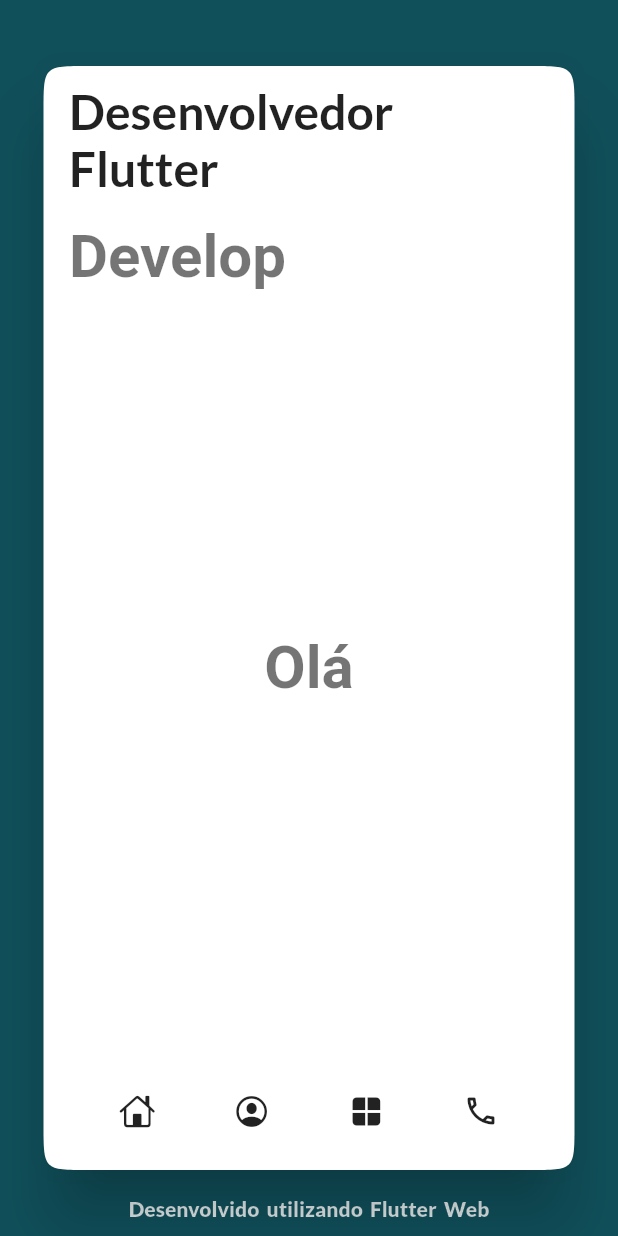
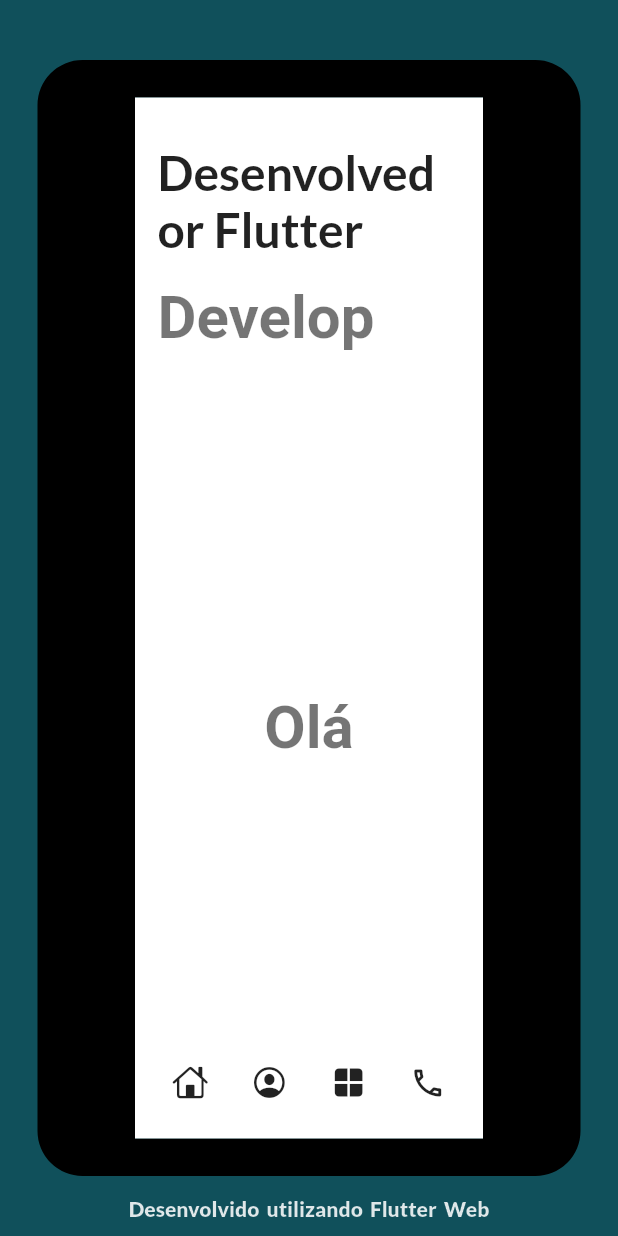
Before and after one commit to Franciscof11/Portfolio_Flutter_Web, a Flutter app: the screen it shows after launch, on a phone screen of 412 x 824 dp. Run offline on Flutter 3.47's test engine with Material 2 defaults, Android fonts, the phone set to English and light mode, and no system bars; drawn by our look-alikes of animated_text_kit, shimmer; our stand-ins replace font_awesome_flutter, google_fonts, lottie; missing offline and left inert: container_tab_indicator, vs_scrollbar.

Commit message:
feat: :sparkles: Device frame on home container

```diff
--- a/lib/Pages/app_structure.dart
+++ b/lib/Pages/app_structure.dart
@@ -87,14 +87,23 @@
                             : const EdgeInsets.symmetric(
                                 horizontal: 25, vertical: 40)))),
             child: _height >= 540
-                ? Card(
-                    color: Colors.white,
-                    shape: ContinuousRectangleBorder(
-                        borderRadius: BorderRadius.circular(30)),
-                    elevation: 20,
-                    borderOnForeground: true,
-                    child: Padding(
-                      padding: const EdgeInsets.all(2.0),
+                ? Container(
+                    decoration: BoxDecoration(
+                      borderRadius: BorderRadius.circular(30),
+                      border: Border.symmetric(
+                        vertical: BorderSide(
+                          color: Colors.black,
+                          width: 65,
+                        ),
+                        horizontal: BorderSide(
+                          color: Colors.black,
+                          width: 25,
+                        ),
+                      ),
+                    ),
+                    child: Container(
+                      padding: EdgeInsets.only(top: 30),
+                      color: Colors.white,
                       child: Column(
                         crossAxisAlignment: CrossAxisAlignment.center,
                         children: [
--- a/lib/Pages/contact_page.dart
+++ b/lib/Pages/contact_page.dart
@@ -1,5 +1,6 @@
 import 'package:flutter/material.dart';
 import 'package:lottie/lottie.dart';
+import 'package:my_portfolio/Custom%20Things/remove_glow_effet.dart';
 
 import '../Models/launch_url.dart';
 import '../Models/my_strings.dart';
@@ -14,10 +15,12 @@
     return Container(
       child: Padding(
         padding:
-            EdgeInsets.symmetric(horizontal: _responsivePadding, vertical: 20),
+            EdgeInsets.symmetric(horizontal: _responsivePadding, vertical: 0),
         child: _width >= ResponsiveSize.tabWidth
             ? Padding(
                 padding: const EdgeInsets.symmetric(horizontal: 30),
+                child: RemoveGlowEffect(
+                  child: SingleChildScrollView(
                     child: Column(
                       crossAxisAlignment: CrossAxisAlignment.center,
                       children: [
@@ -55,11 +58,15 @@
                                     width: 400,
                                     height: 70,
                                     decoration: BoxDecoration(
-                                    color: Color.fromARGB(255, 152, 245, 175),
-                                    borderRadius: BorderRadius.circular(14)),
+                                        color:
+                                            Color.fromARGB(255, 152, 245, 175),
+                                        borderRadius:
+                                            BorderRadius.circular(14)),
                                     child: Row(
-                                  mainAxisAlignment: MainAxisAlignment.center,
-                                  crossAxisAlignment: CrossAxisAlignment.center,
+                                      mainAxisAlignment:
+                                          MainAxisAlignment.center,
+                                      crossAxisAlignment:
+                                          CrossAxisAlignment.center,
                                       children: [
                                         Image.asset(
                                           'assets/icons/whatsapp.png',
@@ -78,7 +85,8 @@
                                         SizedBox(width: 15),
                                         ElevatedButton(
                                           onPressed: () async {
-                                        await MyUrl.launchURL(MyStrings.whats);
+                                            await MyUrl.launchURL(
+                                                MyStrings.whats);
                                           },
                                           child: Text(
                                             'Clique Aqui',
@@ -101,10 +109,13 @@
                                     width: 400,
                                     height: 70,
                                     decoration: BoxDecoration(
-                                    color: Color.fromARGB(255, 152, 245, 175),
-                                    borderRadius: BorderRadius.circular(14)),
+                                        color:
+                                            Color.fromARGB(255, 152, 245, 175),
+                                        borderRadius:
+                                            BorderRadius.circular(14)),
                                     child: Row(
-                                  mainAxisAlignment: MainAxisAlignment.center,
+                                      mainAxisAlignment:
+                                          MainAxisAlignment.center,
                                       children: [
                                         Image.asset(
                                           'assets/icons/email.png',
@@ -128,10 +139,13 @@
                                     width: 400,
                                     height: 70,
                                     decoration: BoxDecoration(
-                                    color: Color.fromARGB(255, 152, 245, 175),
-                                    borderRadius: BorderRadius.circular(14)),
+                                        color:
+                                            Color.fromARGB(255, 152, 245, 175),
+                                        borderRadius:
+                                            BorderRadius.circular(14)),
                                     child: Row(
-                                  mainAxisAlignment: MainAxisAlignment.center,
+                                      mainAxisAlignment:
+                                          MainAxisAlignment.center,
                                       children: [
                                         Image.asset(
                                           'assets/icons/phone.png',
@@ -160,10 +174,11 @@
                                               MyStrings.githubLink);
                                         },
                                         style: ElevatedButton.styleFrom(
-                                      backgroundColor:
-                                          Color.fromARGB(255, 152, 245, 175),
+                                          backgroundColor: Color.fromARGB(
+                                              255, 152, 245, 175),
                                           shape: RoundedRectangleBorder(
-                                        borderRadius: BorderRadius.circular(14),
+                                            borderRadius:
+                                                BorderRadius.circular(14),
                                           ),
                                         ),
                                         child: Container(
@@ -181,10 +196,11 @@
                                               MyStrings.linkedinLink);
                                         },
                                         style: ElevatedButton.styleFrom(
-                                      backgroundColor:
-                                          Color.fromARGB(255, 152, 245, 175),
+                                          backgroundColor: Color.fromARGB(
+                                              255, 152, 245, 175),
                                           shape: RoundedRectangleBorder(
-                                        borderRadius: BorderRadius.circular(14),
+                                            borderRadius:
+                                                BorderRadius.circular(14),
                                           ),
                                         ),
                                         child: Container(
@@ -210,6 +226,8 @@
                           ],
                         ),
                       ],
+                    ),
+                  ),
                 ),
               )
             /*Parte Responsiva para Mobile*/
--- a/lib/Pages/projects_page.dart
+++ b/lib/Pages/projects_page.dart
@@ -1,5 +1,6 @@
 import 'package:container_tab_indicator/container_tab_indicator.dart';
 import 'package:flutter/material.dart';
+import 'package:my_portfolio/Custom%20Things/remove_glow_effet.dart';
 
 import '../Models/responsive_size.dart';
 import 'projects_pages/all_page.dart';
@@ -19,6 +20,8 @@
           ? Container(
               width: MediaQuery.of(context).size.width,
               height: MediaQuery.of(context).size.height,
+              child: RemoveGlowEffect(
+                child: SingleChildScrollView(
                   child: Column(
                     children: [
                       SizedBox(height: 20),
@@ -56,6 +59,8 @@
                         ),
                       ),
                     ],
+                  ),
+                ),
               ),
             )
           :
```
Lines whose indentation alone changed are shown as unchanged.
